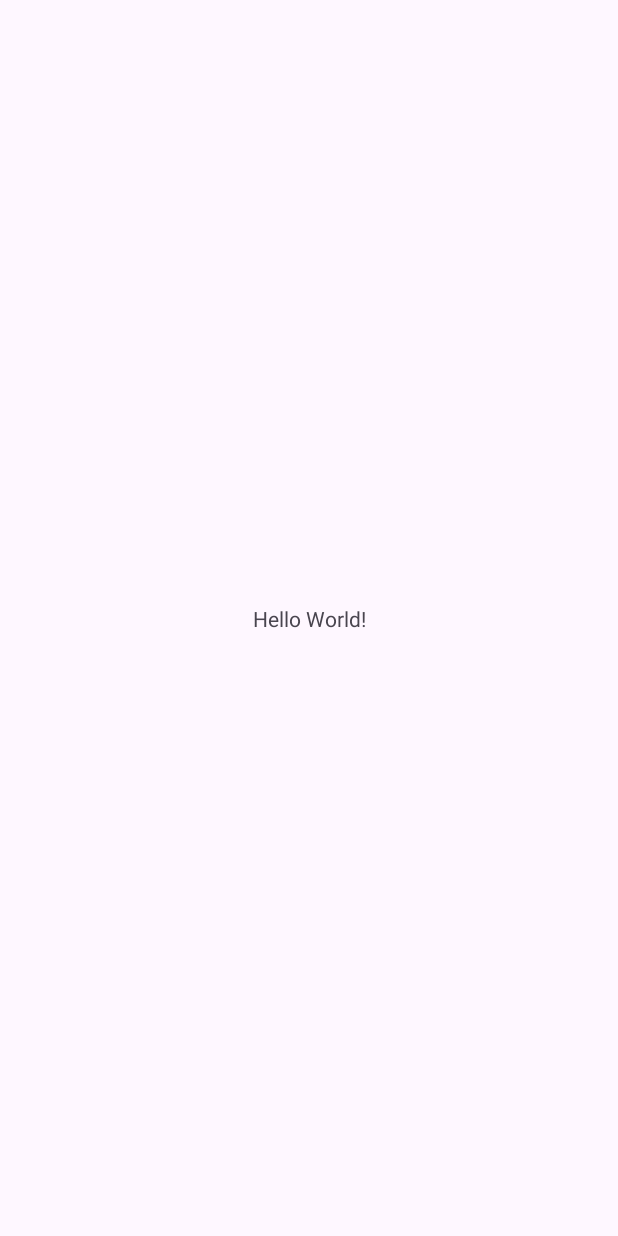
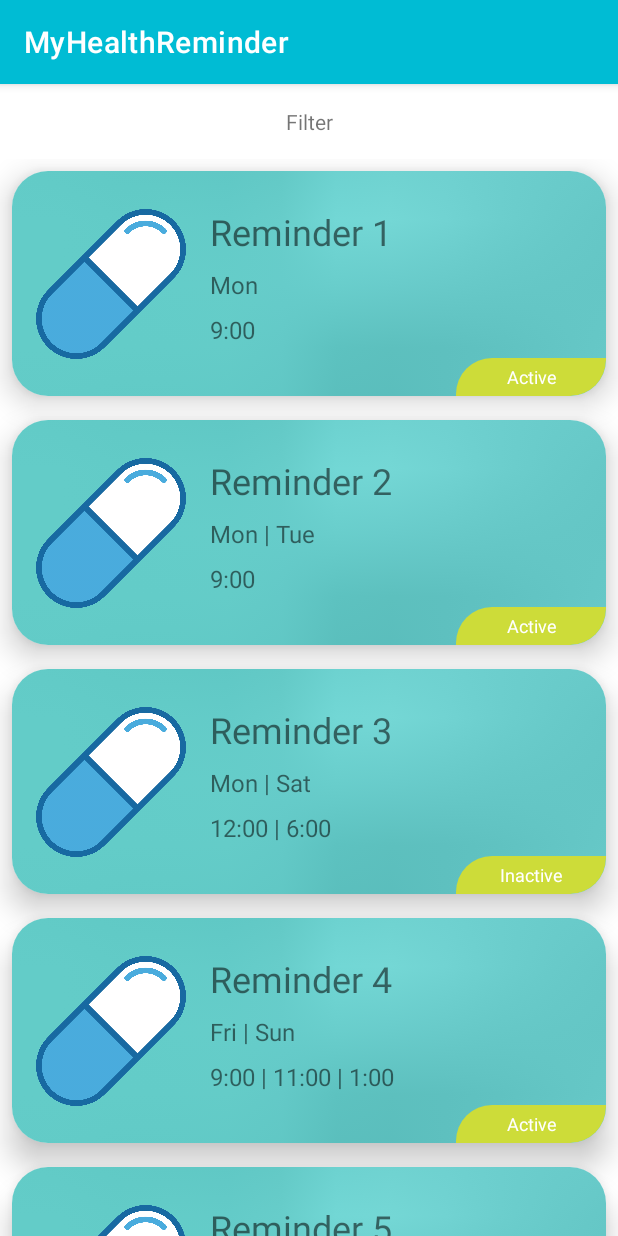
Before and after one commit to sothengski/MyHealthReminder, an Android app: the screen it shows after launch (MainActivity), on a phone screen of 412 x 824 dp. Before the commit the screen is almost empty. Run offline under Robolectric (Android 15) with nearby library versions, the phone set to English and light mode, and no system bars.

Commit message:
Created/Implimented RecyclerView for the Reminders List

```diff
--- a/app/src/main/java/com/example/myhealthreminder/MainActivity.kt
+++ b/app/src/main/java/com/example/myhealthreminder/MainActivity.kt
@@ -5,6 +5,8 @@ import androidx.activity.enableEdgeToEdge
 import androidx.appcompat.app.AppCompatActivity
 import androidx.core.view.ViewCompat
 import androidx.core.view.WindowInsetsCompat
+import androidx.recyclerview.widget.LinearLayoutManager
+import androidx.recyclerview.widget.RecyclerView
 
 class MainActivity : AppCompatActivity() {
     override fun onCreate(savedInstanceState: Bundle?) {
@@ -16,5 +18,47 @@ class MainActivity : AppCompatActivity() {
             v.setPadding(systemBars.left, systemBars.top, systemBars.right, systemBars.bottom)
             insets
         }
+
+        // 1- RecyclerView
+        val recyclerView: RecyclerView = findViewById(R.id.recyclerView)
+        recyclerView.layoutManager = LinearLayoutManager(this, LinearLayoutManager.VERTICAL, false)
+
+        // 2- Data source: List of ReminderModel Objects
+        var remindersList: ArrayList<ReminderModel> = ArrayList()
+
+        var reminder1 = ReminderModel(R.drawable.pill_symbol, "Reminder 1", "Mon", "9:00", "Active")
+        var reminder2 =
+            ReminderModel(R.drawable.pill_symbol, "Reminder 2", "Mon | Tue", "9:00", "Active")
+        var reminder3 = ReminderModel(
+            R.drawable.pill_symbol,
+            "Reminder 3",
+            "Mon | Sat",
+            "12:00 | 6:00",
+            "Inactive"
+        )
+        var reminder4 = ReminderModel(
+            R.drawable.pill_symbol,
+            "Reminder 4",
+            "Fri | Sun",
+            "9:00 | 11:00 | 1:00",
+            "Active"
+        )
+        var reminder5 = ReminderModel(
+            R.drawable.pill_symbol,
+            "Reminder 5",
+            "Wed | Thu",
+            "6:00 | 12:00 | 18:00 | 0:00",
+            "inactive"
+        )
+
+        remindersList.add(reminder1)
+        remindersList.add(reminder2)
+        remindersList.add(reminder3)
+        remindersList.add(reminder4)
+        remindersList.add(reminder5)
+
+        // 3- Adapter
+        val adapter = RemindersAdapter(remindersList)
+        recyclerView.adapter = adapter
     }
 }
--- /dev/null
+++ b/app/src/main/java/com/example/myhealthreminder/ReminderModel.kt
@@ -0,0 +1,9 @@
+package com.example.myhealthreminder
+
+data class ReminderModel(
+    val reminderImg: Int,
+    val reminderName: String,
+    val reminderDays: String,
+    val reminderTimes: String,
+    val reminderStatus: String
+)
--- /dev/null
+++ b/app/src/main/java/com/example/myhealthreminder/RemindersAdapter.kt
@@ -0,0 +1,61 @@
+package com.example.myhealthreminder
+
+import android.view.LayoutInflater
+import android.view.View
+import android.view.ViewGroup
+import android.widget.ImageView
+import android.widget.TextView
+import android.widget.Toast
+import androidx.recyclerview.widget.RecyclerView
+
+class RemindersAdapter(val remindersList: ArrayList<ReminderModel>) :
+    RecyclerView.Adapter<RemindersAdapter.MyViewHolder>() {
+
+    // ViewHolder: Holds references to the views within
+    // each item in the recyclerView
+    inner class MyViewHolder(itemView: View) : RecyclerView.ViewHolder(itemView) {
+        var reminderImg: ImageView
+        var reminderName: TextView
+        var reminderDays: TextView
+        var reminderTimes: TextView
+        var reminderStatus: TextView
+
+        init {
+            reminderImg = itemView.findViewById(R.id.item_image)
+            reminderName = itemView.findViewById(R.id.item_name)
+            reminderDays = itemView.findViewById(R.id.item_days)
+            reminderTimes = itemView.findViewById(R.id.item_times)
+            reminderStatus = itemView.findViewById(R.id.item_status)
+
+            // Handling the click events on cardViews
+            itemView.setOnClickListener() {
+                Toast.makeText(
+                    itemView.context,
+                    "You Clicked: ${remindersList[adapterPosition].reminderName}",
+                    Toast.LENGTH_LONG
+                ).show()
+            }
+        }
+    }
+
+    override fun onCreateViewHolder(parent: ViewGroup, viewType: Int): MyViewHolder {
+        // Create and return a new ViewHolder Instance for each item
+        val v =
+            LayoutInflater.from(parent.context).inflate(R.layout.card_item_layout, parent, false)
+        return MyViewHolder(v)
+    }
+
+    override fun getItemCount(): Int {
+        // Returns the total number of items in the dataset
+        return remindersList.size
+    }
+
+    override fun onBindViewHolder(holder: MyViewHolder, position: Int) {
+        // Bind data to views based on the item at the specified position
+        holder.reminderImg.setImageResource(remindersList[position].reminderImg)
+        holder.reminderName.setText(remindersList[position].reminderName)
+        holder.reminderDays.setText(remindersList[position].reminderDays)
+        holder.reminderTimes.setText(remindersList[position].reminderTimes)
+        holder.reminderStatus.setText(remindersList[position].reminderStatus)
+    }
+}
--- /dev/null
+++ b/app/src/main/res/drawable/rounded_corner.xml
@@ -0,0 +1,8 @@
+<shape xmlns:android="http://schemas.android.com/apk/res/android">
+    <solid android:color="@color/accent"/>
+    <corners android:topLeftRadius="24dp"
+    android:topRightRadius="0dp"
+    android:bottomRightRadius="24dp"
+    android:bottomLeftRadius="0dp"
+    />
+</shape>
--- a/app/src/main/res/layout/activity_main.xml
+++ b/app/src/main/res/layout/activity_main.xml
@@ -8,12 +8,22 @@
     tools:context=".MainActivity">
 
     <TextView
-        android:layout_width="wrap_content"
-        android:layout_height="wrap_content"
-        android:text="Hello World!"
-        app:layout_constraintBottom_toBottomOf="parent"
+        android:id="@+id/filter"
+        android:layout_width="match_parent"
+        android:layout_height="50dp"
+        android:gravity="center"
+        android:text="Filter"
         app:layout_constraintEnd_toEndOf="parent"
         app:layout_constraintStart_toStartOf="parent"
         app:layout_constraintTop_toTopOf="parent" />
 
+    <androidx.recyclerview.widget.RecyclerView
+        android:id="@+id/recyclerView"
+        android:layout_width="match_parent"
+        android:layout_height="0dp"
+        app:layout_constraintBottom_toBottomOf="parent"
+        app:layout_constraintEnd_toEndOf="parent"
+        app:layout_constraintStart_toStartOf="parent"
+        app:layout_constraintTop_toBottomOf="@+id/filter" />
+
 </androidx.constraintlayout.widget.ConstraintLayout>
--- /dev/null
+++ b/app/src/main/res/layout/card_item_layout.xml
@@ -0,0 +1,88 @@
+<?xml version="1.0" encoding="utf-8"?>
+<androidx.cardview.widget.CardView xmlns:android="http://schemas.android.com/apk/res/android"
+    xmlns:app="http://schemas.android.com/apk/res-auto"
+    android:layout_width="match_parent"
+    android:layout_height="150dp"
+    android:layout_margin="8dp"
+    android:background="@color/white"
+    app:cardCornerRadius="24dp"
+    app:cardElevation="12dp">
+
+    <androidx.constraintlayout.widget.ConstraintLayout
+        android:layout_width="match_parent"
+        android:layout_height="match_parent">
+
+        <ImageView
+            android:id="@+id/imageBg"
+            android:layout_width="0dp"
+            android:layout_height="0dp"
+            android:scaleX="@integer/material_motion_duration_long_1"
+            android:scaleY="@integer/material_motion_duration_long_2"
+            android:src="@drawable/tealbg"
+            app:layout_constraintBottom_toBottomOf="parent"
+            app:layout_constraintEnd_toEndOf="parent"
+            app:layout_constraintStart_toStartOf="parent"
+            app:layout_constraintTop_toTopOf="parent" />
+
+        <ImageView
+            android:id="@+id/item_image"
+            android:layout_width="100dp"
+            android:layout_height="100dp"
+            android:layout_margin="16dp"
+            android:src="@drawable/pill_symbol"
+            app:layout_constraintBottom_toBottomOf="parent"
+            app:layout_constraintStart_toStartOf="parent"
+            app:layout_constraintTop_toTopOf="parent" />
+
+        <TextView
+            android:id="@+id/item_name"
+            android:layout_width="200dp"
+            android:layout_height="wrap_content"
+            android:layout_marginStart="16dp"
+            android:layout_marginTop="24dp"
+            android:gravity="center_vertical"
+            android:text="Name"
+            android:textSize="24sp"
+            app:layout_constraintLeft_toRightOf="@+id/item_image"
+            app:layout_constraintTop_toTopOf="parent" />
+
+        <TextView
+            android:id="@+id/item_days"
+            android:layout_width="200dp"
+            android:layout_height="wrap_content"
+            android:layout_marginStart="16dp"
+            android:layout_marginTop="8dp"
+            android:gravity="center_vertical"
+            android:text="Mon | Tue | Wed"
+            android:textSize="16sp"
+            app:layout_constraintLeft_toRightOf="@+id/item_image"
+            app:layout_constraintTop_toBottomOf="@id/item_name" />
+
+        <TextView
+            android:id="@+id/item_times"
+            android:layout_width="200dp"
+            android:layout_height="wrap_content"
+            android:layout_marginStart="16dp"
+            android:layout_marginTop="8dp"
+            android:gravity="center_vertical"
+            android:text="9:30 | 12:30 | 18:30"
+            android:textSize="16sp"
+            app:layout_constraintLeft_toRightOf="@+id/item_image"
+            app:layout_constraintTop_toBottomOf="@id/item_days" />
+
+        <TextView
+            android:id="@+id/item_status"
+            android:layout_width="100dp"
+            android:layout_height="25dp"
+            android:background="@drawable/rounded_corner"
+            android:gravity="center"
+            android:text="Inactive"
+            android:textAlignment="center"
+            android:textColor="@color/white"
+            android:textSize="12sp"
+            app:layout_constraintBottom_toBottomOf="parent"
+            app:layout_constraintRight_toRightOf="parent" />
+
+    </androidx.constraintlayout.widget.ConstraintLayout>
+
+</androidx.cardview.widget.CardView>
--- a/app/src/main/res/values-night/themes.xml
+++ b/app/src/main/res/values-night/themes.xml
@@ -1,7 +1,32 @@
 <resources xmlns:tools="http://schemas.android.com/tools">
     <!-- Base application theme. -->
-    <style name="Base.Theme.MyHealthReminder" parent="Theme.Material3.DayNight.NoActionBar">
+    <style name="Base.Theme.MyHealthReminder" parent="Theme.MaterialComponents.DayNight.DarkActionBar">
         <!-- Customize your dark theme here. -->
         <!-- <item name="colorPrimary">@color/my_dark_primary</item> -->
+        <!-- Primary brand color -->
+        <item name="colorPrimary">@color/primary_light</item>
+        <item name="colorPrimaryVariant">@color/primary_dark</item>
+        <item name="colorOnPrimary">@color/black</item>
+        <!-- Secondary brand color -->
+        <item name="colorSecondary">@color/accent</item>
+        <item name="colorSecondaryVariant">@color/accent</item>
+        <item name="colorOnSecondary">@color/white</item>
+        <!-- status bar brand color -->
+        <item name="android:statusBarColor">?attr/colorPrimaryVariant</item>
+        <!-- Customize your theme here -->
+        <item name="materialButtonStyle">@style/myButton</item>
+    </style>
+
+    <style name="myButton" parent="Widget.MaterialComponents.Button">
+        <item name="android:textSize">18sp</item>
+        <item name="android:textColor">@color/black</item>
+        <item name="cornerRadius">20dp</item>
+        <item name="textAllCaps">false</item>
+    </style>
+
+    <style name="otherButton" parent="Widget.MaterialComponents.Button.OutlinedButton">
+        <item name="android:textSize">18sp</item>
+        <item name="android:textColor">@color/primary_light</item>
+        <item name="cornerRadius">10dp</item>
     </style>
 </resources>
--- a/app/src/main/res/values/colors.xml
+++ b/app/src/main/res/values/colors.xml
@@ -2,4 +2,14 @@
 <resources>
     <color name="black">#FF000000</color>
     <color name="white">#FFFFFFFF</color>
+    <color name="red">#FF0000</color>
+
+    <color name="primary">#00BCD4</color>
+    <color name="primary_dark">#0097A7</color>
+    <color name="primary_light">#B2EBF2</color>
+    <color name="accent">#CDDC39</color>
+    <color name="primary_text">#212121</color>
+    <color name="secondary_text">#757575</color>
+    <color name="icons">#FFFFFF</color>
+    <color name="divider">#BDBDBD</color>
 </resources>
--- /dev/null
+++ b/app/src/main/res/values/dimens.xml
@@ -0,0 +1,11 @@
+<?xml version="1.0" encoding="utf-8"?>
+<resources>
+    <dimen name="button_padding">16dp</dimen>
+    <dimen name="screen_top_margin_1">48dp</dimen>
+    <dimen name="view_top_margin_1">16dp</dimen>
+    <dimen name="padding_1">16dp</dimen>
+    <dimen name="font_size_1">20sp</dimen>
+    <dimen name="view_horizontal_margin_1">8dp</dimen>
+    <dimen name="font_size_2">18sp</dimen>
+    <dimen name="corner_radius16dp">16dp</dimen>
+</resources>
--- a/app/src/main/res/values/themes.xml
+++ b/app/src/main/res/values/themes.xml
@@ -1,8 +1,34 @@
 <resources xmlns:tools="http://schemas.android.com/tools">
     <!-- Base application theme. -->
-    <style name="Base.Theme.MyHealthReminder" parent="Theme.Material3.DayNight.NoActionBar">
+    <style name="Base.Theme.MyHealthReminder" parent="Theme.MaterialComponents.DayNight.DarkActionBar">
         <!-- Customize your light theme here. -->
         <!-- <item name="colorPrimary">@color/my_light_primary</item> -->
+        <!-- Primary brand color -->
+        <item name="colorPrimary">@color/primary</item>
+        <item name="colorPrimaryVariant">@color/primary_dark</item>
+        <item name="colorOnPrimary">@color/white</item>
+        <!-- Secondary brand color -->
+        <item name="colorSecondary">@color/accent</item>
+        <item name="colorSecondaryVariant">@color/accent</item>
+        <item name="colorOnSecondary">@color/white</item>
+        <!-- status bar brand color -->
+        <item name="android:statusBarColor">?attr/colorPrimaryVariant</item>
+        <!-- Customize your theme here -->
+        <item name="materialButtonStyle">@style/myButton</item>
+    </style>
+
+    <style name="myButton" parent="Widget.MaterialComponents.Button">
+        <item name="backgroundTint">@color/primary</item>
+        <item name="android:textSize">18sp</item>
+        <item name="android:textColor">@color/white</item>
+        <item name="cornerRadius">20dp</item>
+        <item name="textAllCaps">false</item>
+    </style>
+
+    <style name="otherButton" parent="Widget.MaterialComponents.Button.OutlinedButton">
+        <item name="android:textSize">18sp</item>
+        <item name="android:textColor">@color/primary_dark</item>
+        <item name="cornerRadius">10dp</item>
     </style>
 
     <style name="Theme.MyHealthReminder" parent="Base.Theme.MyHealthReminder" />
```
Also changed, not shown: app/src/main/res/drawable/pill_symbol.png (added), app/src/main/res/drawable/tealbg.jpg (added).
